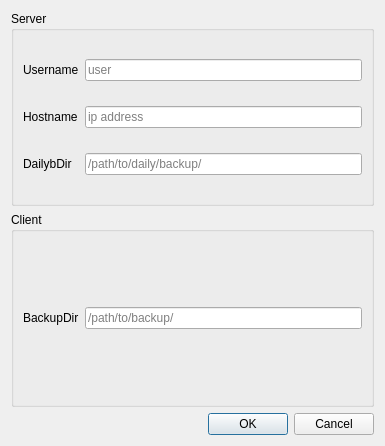
First picture: the form in configdialog.ui, repository aeternesatiatus/SafeSync, before the edit.
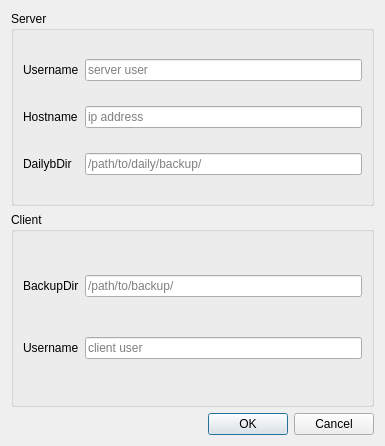
Second picture: the form after the edit. Icons and pictures are not drawn.

Diff of the .ui file:
```diff
--- a/configdialog.ui
+++ b/configdialog.ui
@@ -1308,7 +1308,7 @@
       <item row="3" column="1">
        <widget class="QLineEdit" name="serverUserLine">
         <property name="placeholderText">
-         <string>user</string>
+         <string>server user</string>
         </property>
        </widget>
       </item>
@@ -1321,6 +1321,13 @@
       <string>Client</string>
      </property>
      <layout class="QGridLayout" name="gridLayout_6">
+      <item row="2" column="1">
+       <widget class="QLineEdit" name="clientUserLine">
+        <property name="placeholderText">
+         <string>client user</string>
+        </property>
+       </widget>
+      </item>
       <item row="1" column="0">
        <widget class="QLabel" name="userLabel_3">
         <property name="text">
@@ -1338,6 +1345,13 @@
         </property>
        </widget>
       </item>
+      <item row="2" column="0">
+       <widget class="QLabel" name="label">
+        <property name="text">
+         <string>Username</string>
+        </property>
+       </widget>
+      </item>
      </layout>
     </widget>
    </item>
```
